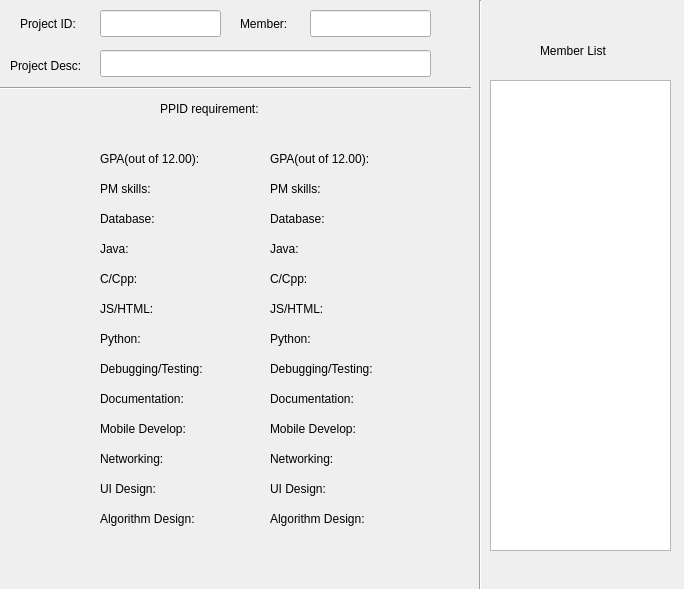
Before: the Qt Designer form d2/projectdesc.ui in forshakuras/3004, drawn with Qt 5.
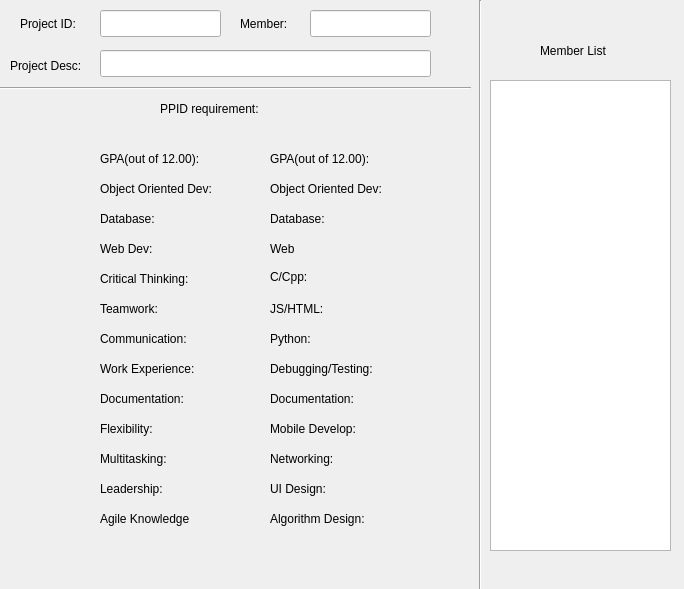
After: the same form once the commit is applied.

The edit to the form file:
```diff
--- a/d2/projectdesc.ui
+++ b/d2/projectdesc.ui
@@ -122,12 +122,12 @@
     <rect>
      <x>100</x>
      <y>180</y>
-     <width>67</width>
+     <width>151</width>
      <height>17</height>
     </rect>
    </property>
    <property name="text">
-    <string>PM skills:</string>
+    <string>Object Oriented Dev:</string>
    </property>
   </widget>
   <widget class="QLabel" name="label_16">
@@ -140,7 +140,7 @@
     </rect>
    </property>
    <property name="text">
-    <string>Algorithm Design:</string>
+    <string>Agile Knowledge</string>
    </property>
   </widget>
   <widget class="QLabel" name="label_14">
@@ -153,7 +153,7 @@
     </rect>
    </property>
    <property name="text">
-    <string>Networking:</string>
+    <string>Multitasking:</string>
    </property>
   </widget>
   <widget class="QLabel" name="label_9">
@@ -161,12 +161,12 @@
     <rect>
      <x>100</x>
      <y>300</y>
-     <width>67</width>
+     <width>111</width>
      <height>17</height>
     </rect>
    </property>
    <property name="text">
-    <string>JS/HTML:</string>
+    <string>Teamwork:</string>
    </property>
   </widget>
   <widget class="QLabel" name="label_7">
@@ -179,7 +179,7 @@
     </rect>
    </property>
    <property name="text">
-    <string>Java:</string>
+    <string>Web Dev:</string>
    </property>
   </widget>
   <widget class="QLabel" name="label_10">
@@ -187,12 +187,12 @@
     <rect>
      <x>100</x>
      <y>330</y>
-     <width>67</width>
+     <width>131</width>
      <height>17</height>
     </rect>
    </property>
    <property name="text">
-    <string>Python:</string>
+    <string>Communication:</string>
    </property>
   </widget>
   <widget class="QLabel" name="label_13">
@@ -205,7 +205,7 @@
     </rect>
    </property>
    <property name="text">
-    <string>Mobile Develop:</string>
+    <string>Flexibility:</string>
    </property>
   </widget>
   <widget class="QLabel" name="label_11">
@@ -218,7 +218,7 @@
     </rect>
    </property>
    <property name="text">
-    <string>Debugging/Testing:</string>
+    <string>Work Experience:</string>
    </property>
   </widget>
   <widget class="QLabel" name="label_8">
@@ -226,12 +226,12 @@
     <rect>
      <x>100</x>
      <y>270</y>
-     <width>67</width>
+     <width>121</width>
      <height>17</height>
     </rect>
    </property>
    <property name="text">
-    <string>C/Cpp:</string>
+    <string>Critical Thinking:</string>
    </property>
   </widget>
   <widget class="QLabel" name="label_12">
@@ -270,7 +270,7 @@
     </rect>
    </property>
    <property name="text">
-    <string>UI Design:</string>
+    <string>Leadership:</string>
    </property>
   </widget>
   <widget class="QLabel" name="label_17">
@@ -316,9 +316,9 @@
    <property name="geometry">
     <rect>
      <x>270</x>
-     <y>270</y>
-     <width>67</width>
-     <height>17</height>
+     <y>267</y>
+     <width>61</width>
+     <height>20</height>
     </rect>
    </property>
    <property name="text">
@@ -361,7 +361,7 @@
     </rect>
    </property>
    <property name="text">
-    <string>Java:</string>
+    <string>Web</string>
    </property>
   </widget>
   <widget class="QLabel" name="networkLabel">
@@ -408,12 +408,12 @@
     <rect>
      <x>270</x>
      <y>180</y>
-     <width>67</width>
+     <width>151</width>
      <height>17</height>
     </rect>
    </property>
    <property name="text">
-    <string>PM skills:</string>
+    <string>Object Oriented Dev:</string>
    </property>
   </widget>
   <widget class="QLabel" name="algLabel">
```
Left out of the diff: 20 changed lines with no effect on the pictures.
